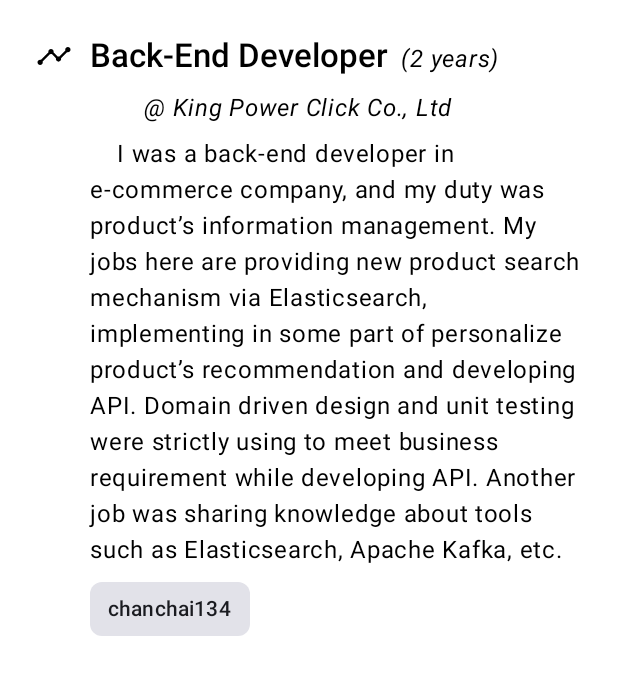
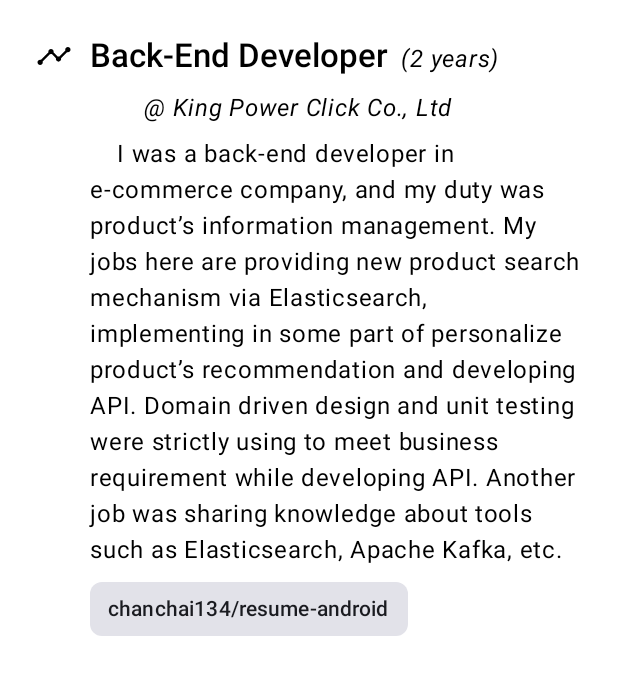
Before and after one commit to chanchai134/resume-android, an Android app built with Jetpack Compose: the @Preview function BodyPreview, on a phone screen of 412 x 824 dp. Shown: the top 675 px of the screen. Run offline under Robolectric (Android 15) with nearby library versions, the phone set to English and light mode, and no system bars.

Commit message:
update github

```diff
--- a/app/src/main/res/values/strings.xml
+++ b/app/src/main/res/values/strings.xml
@@ -13,7 +13,7 @@
     <string name="phone_number" translatable="false">+66834419565</string>
     <string name="e_mail" translatable="false">chanchai51142@gmail.com</string>
     <string name="subject_mail">send from android app</string>
-    <string name="github" translatable="false">chanchai134</string>
+    <string name="github" translatable="false">chanchai134/resume-android</string>
     <string name="linkedin" translatable="false">chanchai134</string>
     <string name="job_1_title">Data Scientist</string>
     <string name="job_1_duration">3 months</string>
```
